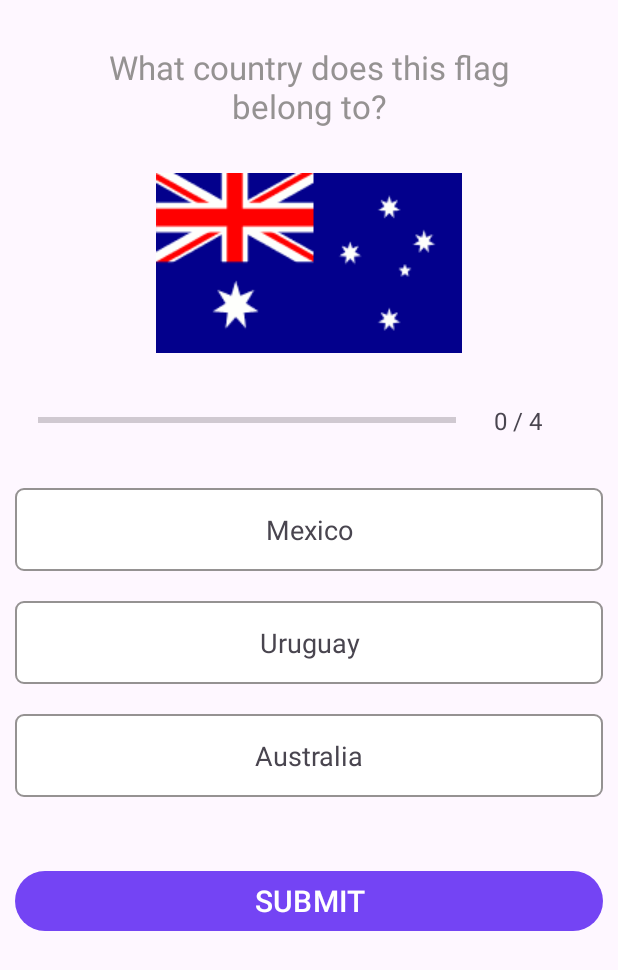
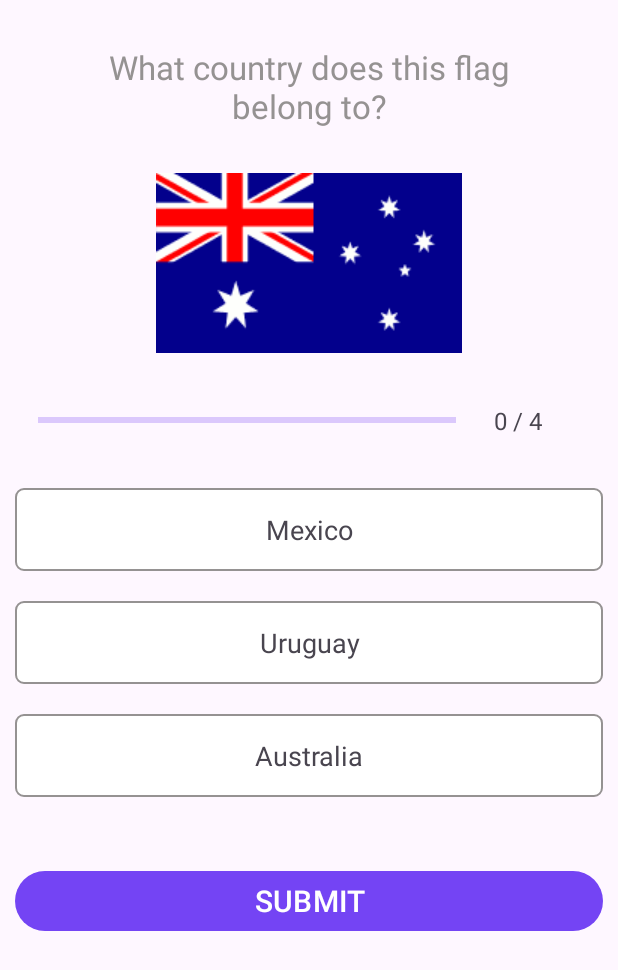
Before and after one commit to Benji41/Android-Quiz-App, an Android app: the QuizActivity screen opened directly, with no data from a screen before it, on a phone screen of 412 x 824 dp. Shown: the top 970 px of the screen. Run offline under Robolectric (Android 15) with nearby library versions, the phone set to English and light mode, and no system bars.

Commit message:
+Se agrego fondo de color personalizable al progress bar

```diff
--- a/app/src/main/java/noe/basic/quizapp/QuizActivity.kt
+++ b/app/src/main/java/noe/basic/quizapp/QuizActivity.kt
@@ -98,6 +98,9 @@ class QuizActivity : AppCompatActivity() {
                 }
             }
         }
+        val progressDrawable: Drawable = pg_progress.progressDrawable.mutate()
+        progressDrawable.setColorFilter(super.getResources().getColor(custom_purple), PorterDuff.Mode.SRC_IN)
+        pg_progress.progressDrawable = progressDrawable
     }
    private fun setQuestionView(q:Question){
         txt_question.text = q.question
```
